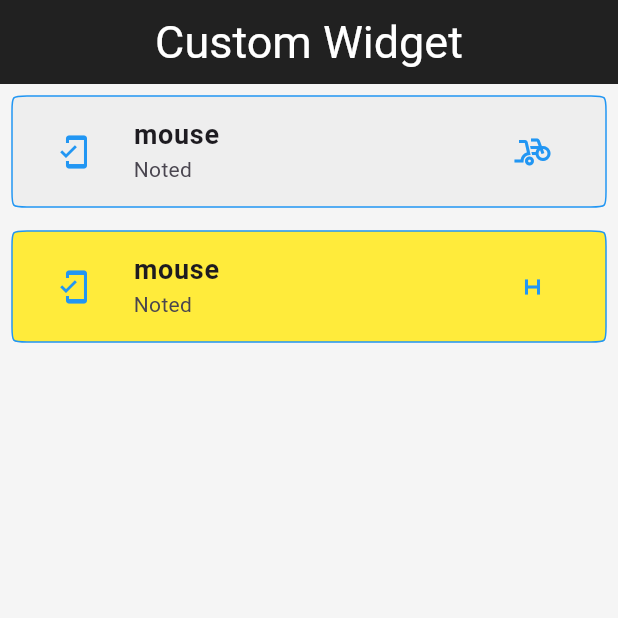
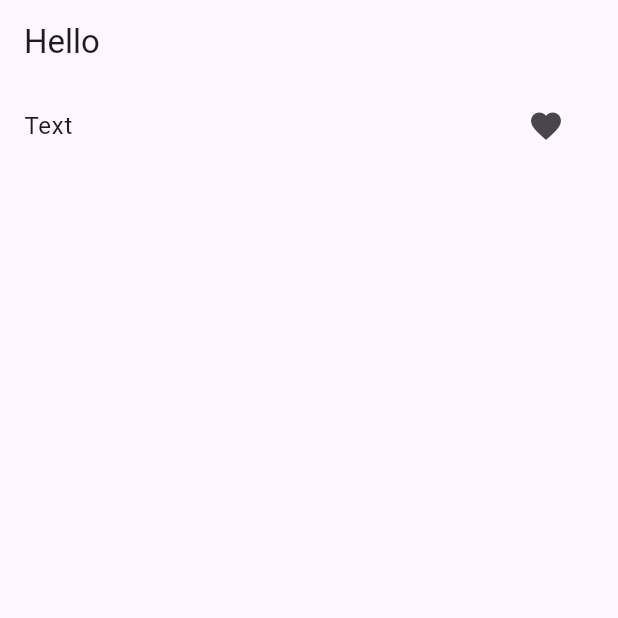
Before and after one commit to yudamuliawan07/fluter, a Flutter app: the screen it shows after launch, on a phone screen of 412 x 824 dp, the top half of it. Run offline on Flutter 3.47's test engine with Material 3 defaults, Android fonts, the phone set to English and light mode, and no system bars.

Commit message:
Statefull 1 Liked Button

```diff
--- a/firstproject/lib/main.dart
+++ b/firstproject/lib/main.dart
@@ -1,20 +1,50 @@
-import 'screens/home.dart';
 import 'package:flutter/material.dart';
 
-void main() {
-  runApp(MyApp());
-}
+void main() => runApp(CTStatelessClass());
 
-class MyApp extends StatelessWidget {
-  const MyApp({Key? key}) : super(key: key);
+class CTStatelessClass extends StatelessWidget {
+  const CTStatelessClass({super.key});
 
   @override
   Widget build(BuildContext context) {
     return MaterialApp(
-      title: "My Flutter App",
-      themeMode: ThemeMode.system,
-      debugShowCheckedModeBanner: false,
-      home: Home(),
+      home: Scaffold(
+        appBar: AppBar(
+          title: Text("Hello"),
+        ),
+        body: CTStatefullClass(),
+      ),
     );
   }
 }
+
+class CTStatefullClass extends StatefulWidget {
+  const CTStatefullClass({super.key});
+
+  @override
+  State<CTStatefullClass> createState() => _CTStatefullClassState();
+}
+
+class _CTStatefullClassState extends State<CTStatefullClass> {
+  bool liked = false;
+
+  @override
+
+  Widget build(BuildContext context) {
+    return ListView(
+      children: [
+        ListTile(
+          title: Text("Text"),
+          trailing: IconButton(
+            icon: liked? (Icon(Icons.favorite_outline)) : (Icon(Icons.favorite)),
+            onPressed: () {
+              setState(() {
+                liked = !liked;
+              });
+            },
+          ),
+        ),
+      ],
+    );
+  }
+}
--- a/firstproject/lib/screens/Dashboard.dart
+++ /dev/null
@@ -1,41 +0,0 @@
-import 'package:flutter/material.dart';
-import 'package:flutter/rendering.dart';
-import 'package:font_awesome_flutter/font_awesome_flutter.dart';
-
-class Dashboard extends StatelessWidget {
-  const Dashboard({super.key});
-
-  @override
-  Widget build(BuildContext context) {
-    return Scaffold(
-      backgroundColor: Colors.white,
-      body: Container(
-        width: 350.0,
-        height: 250.0,
-        padding: EdgeInsets.all(20.0),
-        margin: EdgeInsets.all(20.0),
-        alignment: Alignment.center,
-        decoration: BoxDecoration(
-          color: Colors.blueGrey,
-          // borderRadius: BorderRadius.circular(10.0),
-          border: Border.all(color: Colors.grey, width: 6.0),
-          shape: BoxShape.circle,
-          image: DecorationImage(image: AssetImage("images/logo.png")),
-          boxShadow: [
-            BoxShadow(
-              color: Colors.grey.shade500,
-              blurRadius: 7,
-              spreadRadius: 5,
-              offset: Offset(4,4),
-            ),
-          ],
-        ),
-
-      // child: Text(
-      //   "Boring",
-      //   style: TextStyle(fontSize: 40, fontWeight: FontWeight.bold),
-      // ),
-      ),
-    );
-  }
-}
--- a/firstproject/lib/screens/home.dart
+++ /dev/null
@@ -1,35 +0,0 @@
-import 'package:flutter/material.dart';
-
-import '../widget/newwidget.dart';
-
-class Home extends StatelessWidget {
-  Home({Key? key}) : super(key: key);
-
-  List<String> product = ["Bed", "Kasur", "Kuda"];
-  List<String> productDetails = [
-    "Bed is good",
-    "Kasur is nice",
-    "Kuda is strong"
-  ];
-  List<int> price = [1126, 2234, 2234];
-
-  @override
-  Widget build(BuildContext context) {
-    return Scaffold(
-      appBar: AppBar(
-        title: Text("Custom Widget"),
-        centerTitle: true,
-        backgroundColor: Colors.black87,
-        titleTextStyle: TextStyle(color: Colors.white, fontSize: 30.0),
-      ),
-      backgroundColor: Colors.grey.shade100,
-      body: ListView(
-        children: [
-          NewWidget(title: "mouse",subTitle: "Noted",iconColor: Colors.blue, leadingIcon: Icons.mobile_friendly,listfileColor: Colors.grey.shade200, trailingIcon: Icons.bike_scooter),
-          NewWidget(title: "mouse",subTitle: "Noted",iconColor: Colors.blue, leadingIcon: Icons.mobile_friendly,listfileColor: Colors.yellow, trailingIcon: Icons.h_mobiledata),
-
-        ],
-      ),
-    );
-  }
-}
--- a/firstproject/lib/widget/newwidget.dart
+++ /dev/null
@@ -1,38 +0,0 @@
-import 'package:flutter/material.dart';
-
-class NewWidget extends StatelessWidget {
-
-  String title, subTitle;
-  IconData leadingIcon, trailingIcon;
-  Color? listfileColor, iconColor;
-
-  NewWidget({
-    required this.title,
-    required this.subTitle,
-    this.iconColor,
-    this.listfileColor,
-    this.leadingIcon = Icons.label,
-    this.trailingIcon = Icons.add_shopping_cart,
-});
-
-  @override
-  Widget build(BuildContext context) {
-    return Padding(
-      padding: const EdgeInsets.all(8.0),
-      child: ListTile(
-        tileColor: listfileColor,
-        shape: ContinuousRectangleBorder(
-          borderRadius: BorderRadius.circular(10.0),
-          side: BorderSide(
-            width: 1.0,
-            color: Colors.blue,
-          ),
-        ),
-        title: Text(title, style: TextStyle(fontSize: 18, fontWeight: FontWeight.bold),),
-        subtitle: Text(subTitle),
-        leading: IconButton(onPressed: (){}, icon: Icon(leadingIcon), color: Colors.blue,),
-        trailing: IconButton(onPressed: (){}, icon: Icon(trailingIcon), color: Colors.blue,),
-      ),
-    );
-  }
-}
```
